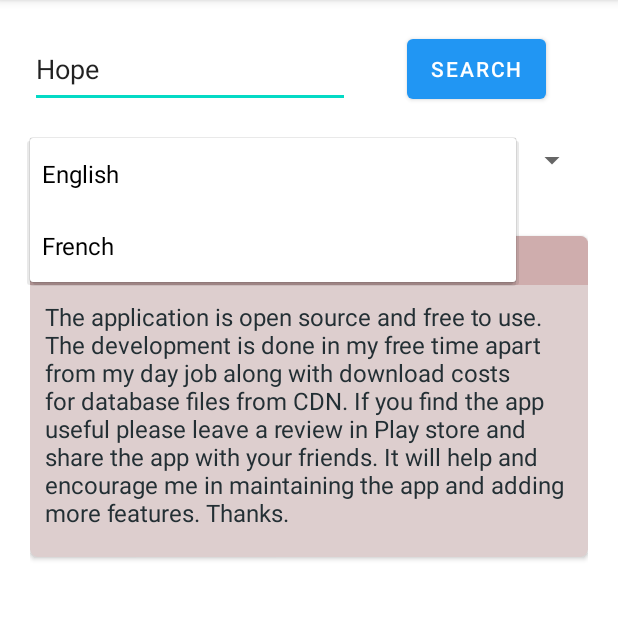
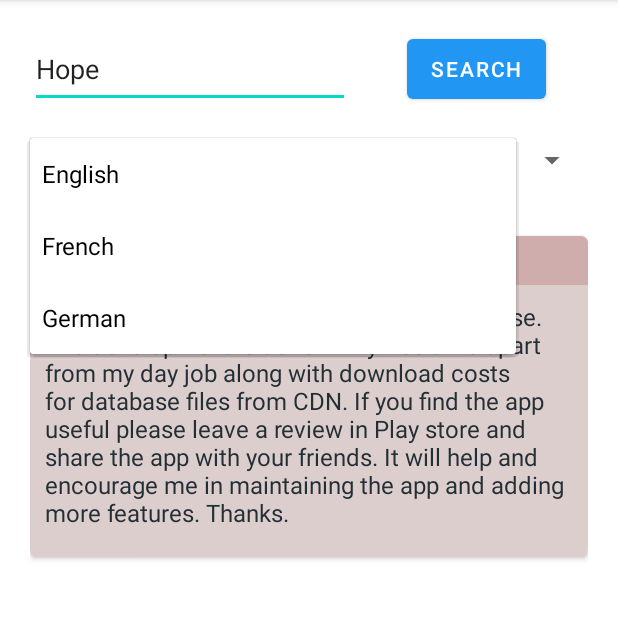
Before and after one commit to tirkarthi/NotificationDictionary, an Android app: the screen it shows after launch (MainActivity), after a tap on "English", on a phone screen of 412 x 824 dp, the part 84-704 px from its top. Run offline under Robolectric (Android 15) with nearby library versions, the phone set to English and light mode, and no system bars; our stand-ins replace Room's generated code; libraries missing offline, so code that uses them is left out: com.huxq17.download, com.suddenh4x.ratingdialog, de.cketti.library, io.sentry; 3 statements that could not run were skipped.

Commit message:
Initial draft support for german language thanks to WikiDict project.

```diff
--- a/app/build.gradle
+++ b/app/build.gradle
@@ -28,8 +28,8 @@ android {
         applicationId "com.xtreak.notificationdictionary"
         minSdk 24
         targetSdk 31
-        versionCode 11
-        versionName "0.0.11"
+        versionCode 12
+        versionName "0.0.12"
 
         testInstrumentationRunner "androidx.test.runner.AndroidJUnitRunner"
     }
--- a/app/src/main/java/com/xtreak/notificationdictionary/MainActivity.kt
+++ b/app/src/main/java/com/xtreak/notificationdictionary/MainActivity.kt
@@ -71,10 +71,22 @@ class MainActivity : AppCompatActivity() {
         // better onboarding experience. Example french users on start will have french selected.
         // Current locale might be fr but user might have selected english. In that case check for
         // preference to be UNSET
-        if (current_locale.startsWith("fr", ignoreCase = true) && selected_language == "UNSET") {
-            default_language_value = current_locale
-            default_database_value = "dictionary_fr.db"
-
+        if (selected_language == "UNSET") {
+            if (current_locale.startsWith(
+                    "fr",
+                    ignoreCase = true
+                )
+            ) {
+                default_language_value = current_locale
+                default_database_value = "dictionary_fr.db"
+            } else if (current_locale.startsWith(
+                    "de",
+                    ignoreCase = true
+                )
+            ) {
+                default_language_value = current_locale
+                default_database_value = "dictionary_de.db"
+            }
             // Set values here so that
             with(sharedPref.edit()) {
                 putString(default_database_key, default_database_value)
@@ -139,7 +151,7 @@ class MainActivity : AppCompatActivity() {
 
     fun initialize_spinner(database_name: String) {
         val spinner = findViewById<View>(R.id.spinner) as Spinner
-        val languages = arrayOf("English", "French")
+        val languages = arrayOf("English", "French", "German")
         val adapter: ArrayAdapter<String> = ArrayAdapter<String>(
             this@MainActivity,
             android.R.layout.simple_spinner_item, languages
@@ -210,6 +222,9 @@ class MainActivity : AppCompatActivity() {
                                     database_name = "dictionary_fr.db"
                                     selected_language = "fr"
                                     setLocale("fr")
+                                } else if (item == "German") {
+                                    database_name = "dictionary_de.db"
+                                    selected_language = "de"
                                 }
 
                                 with(sharedPref.edit()) {
@@ -491,7 +506,7 @@ class MainActivity : AppCompatActivity() {
             try {
                 meanings = dao.getAllMeaningsByWord(word)
             } catch (e: Exception) {
-                Sentry.captureException(e);
+                Sentry.captureException(e)
                 meanings = listOf(
                     Word(
                         1, "", "Error", 1, 1,
--- a/app/src/main/res/values/strings.xml
+++ b/app/src/main/res/values/strings.xml
@@ -7,7 +7,7 @@
     <string name="about_description">Notification Dictionary is an application to display meaning of selected word as
         notification from all apps that support text selection. The app works offline and uses Wikitionary as a database for meanings.
         Wikitionary is an open source project without which the app will not be possible. The logo was made possible thanks to liberal Apache
-        license of material design icons. Thanks to all the open source projects that helped in the application development
+        license of material design icons. Thanks to WikDict project. Thanks to all the open source projects that helped in the application development
     </string>
     <string name="license">Licenses</string>
     <string name="process_text_label">Meaning</string>
```
